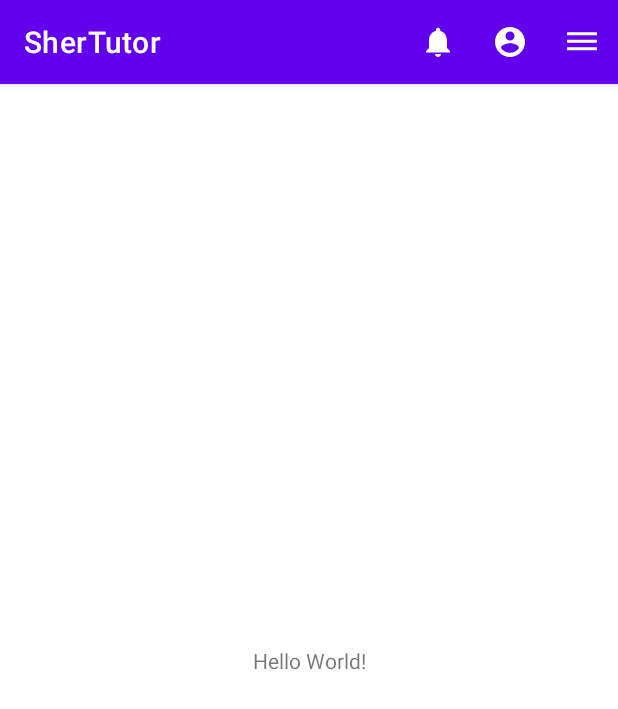
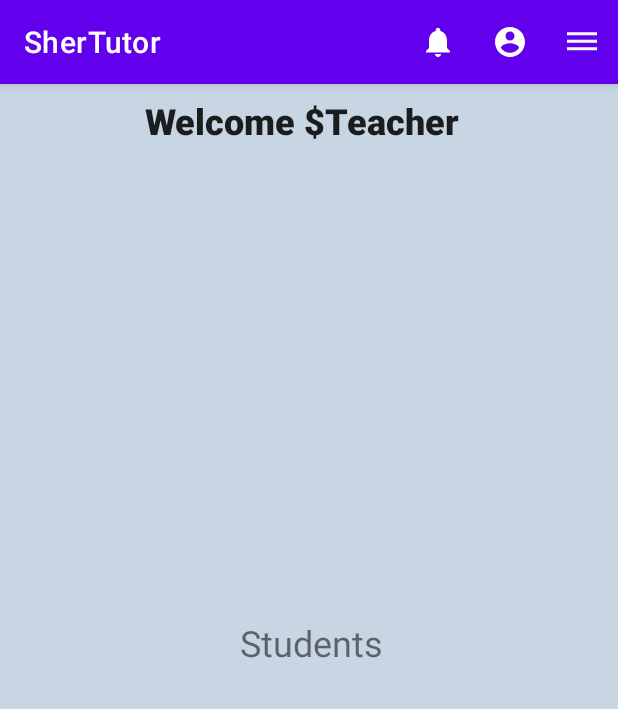
Before and after one commit to shahvard/Capstone, an Android app: the screen it shows after launch (MainActivity before the commit, TutorHomeActivity after it), on a phone screen of 412 x 824 dp. Shown: the top 709 px of the screen. Run offline under Robolectric (Android 15) with nearby library versions, the phone set to English and light mode, and no system bars.

Commit message:
Teacher layout changes

```diff
--- a/app/build.gradle
+++ b/app/build.gradle
@@ -37,6 +37,7 @@ dependencies {
     implementation 'androidx.appcompat:appcompat:1.4.1'
     implementation 'com.google.android.material:material:1.5.0'
     implementation 'androidx.constraintlayout:constraintlayout:2.1.3'
+    implementation 'androidx.gridlayout:gridlayout:1.0.0'
     testImplementation 'junit:junit:4.+'
     androidTestImplementation 'androidx.test.ext:junit:1.1.3'
     androidTestImplementation 'androidx.test.espresso:espresso-core:3.4.0'
--- a/app/src/main/java/sheridancollege/proWarriors/MainActivity.kt
+++ b/app/src/main/java/sheridancollege/proWarriors/MainActivity.kt
@@ -1,5 +1,6 @@
 package sheridancollege.proWarriors
 
+import android.content.Intent
 import androidx.appcompat.app.AppCompatActivity
 import android.os.Bundle
 import android.view.Menu
@@ -9,6 +10,8 @@ class MainActivity : AppCompatActivity() {
         super.onCreate(savedInstanceState)
         setContentView(R.layout.activity_main)
 
+        var intent = Intent(this, TutorHomeActivity::class.java)
+        startActivity(intent)
 
     }
     override fun onCreateOptionsMenu(menu: Menu?): Boolean {
--- a/app/src/main/java/sheridancollege/proWarriors/TutorHomeActivity.kt
+++ b/app/src/main/java/sheridancollege/proWarriors/TutorHomeActivity.kt
@@ -2,10 +2,18 @@ package sheridancollege.proWarriors
 
 import androidx.appcompat.app.AppCompatActivity
 import android.os.Bundle
+import android.view.Menu
 
 class TutorHomeActivity : AppCompatActivity() {
     override fun onCreate(savedInstanceState: Bundle?) {
         super.onCreate(savedInstanceState)
         setContentView(R.layout.activity_tutor_home)
     }
+
+    override fun onCreateOptionsMenu(menu: Menu?): Boolean {
+        val inflator = menuInflater
+        inflator.inflate(R.menu.main_menu,menu)
+
+        return true
+    }
 }
--- a/app/src/main/res/layout/activity_tutor_home.xml
+++ b/app/src/main/res/layout/activity_tutor_home.xml
@@ -4,6 +4,57 @@
     xmlns:tools="http://schemas.android.com/tools"
     android:layout_width="match_parent"
     android:layout_height="match_parent"
+    android:background="#4A40739C"
     tools:context=".TutorHomeActivity">
 
+    <TextView
+        android:id="@+id/headingView"
+        android:layout_width="219dp"
+        android:layout_height="41dp"
+        android:layout_marginStart="96dp"
+        android:layout_marginTop="8dp"
+        android:layout_marginEnd="96dp"
+        android:fontFamily="sans-serif-black"
+        android:text="Welcome $Teacher"
+        android:textAppearance="@style/TextAppearance.AppCompat.Large"
+        android:textSize="24sp"
+        app:layout_constraintEnd_toEndOf="parent"
+        app:layout_constraintStart_toStartOf="parent"
+        app:layout_constraintTop_toTopOf="parent" />
+
+    <androidx.gridlayout.widget.GridLayout
+        android:id="@+id/gridLayout"
+        android:layout_width="411dp"
+        android:layout_height="264dp"
+        android:layout_marginStart="1dp"
+        android:layout_marginTop="16dp"
+        android:layout_marginEnd="1dp"
+        app:layout_constraintEnd_toEndOf="parent"
+        app:layout_constraintStart_toStartOf="parent"
+        app:layout_constraintTop_toBottomOf="@+id/headingView">
+
+        <ListView
+            android:id="@+id/course_list"
+            android:layout_width="match_parent"
+            android:layout_height="269dp"
+            app:layout_column="0"
+            app:layout_row="0" />
+
+    </androidx.gridlayout.widget.GridLayout>
+
+    <TextView
+        android:id="@+id/studentNames"
+        android:layout_width="419dp"
+        android:layout_height="385dp"
+        android:layout_marginTop="8dp"
+        android:layout_marginBottom="8dp"
+        android:text="Students"
+        android:textAlignment="center"
+        android:textSize="24sp"
+        app:layout_constraintBottom_toBottomOf="parent"
+        app:layout_constraintEnd_toEndOf="parent"
+        app:layout_constraintHorizontal_bias="0.4"
+        app:layout_constraintStart_toStartOf="parent"
+        app:layout_constraintTop_toBottomOf="@+id/gridLayout" />
+
 </androidx.constraintlayout.widget.ConstraintLayout>
--- a/app/src/main/res/menu/main_menu.xml
+++ b/app/src/main/res/menu/main_menu.xml
@@ -1,5 +1,6 @@
 <?xml version="1.0" encoding="utf-8"?>
 <menu xmlns:android="http://schemas.android.com/apk/res/android"
+
     xmlns:app="http://schemas.android.com/apk/res-auto">
 
     <item
```
